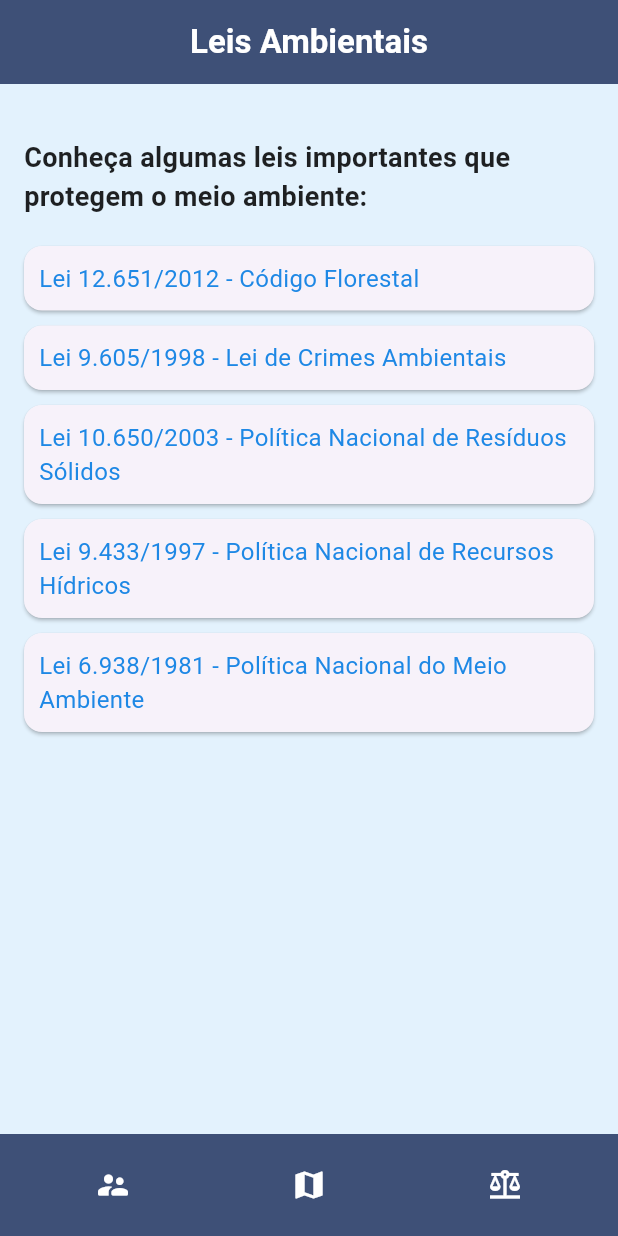
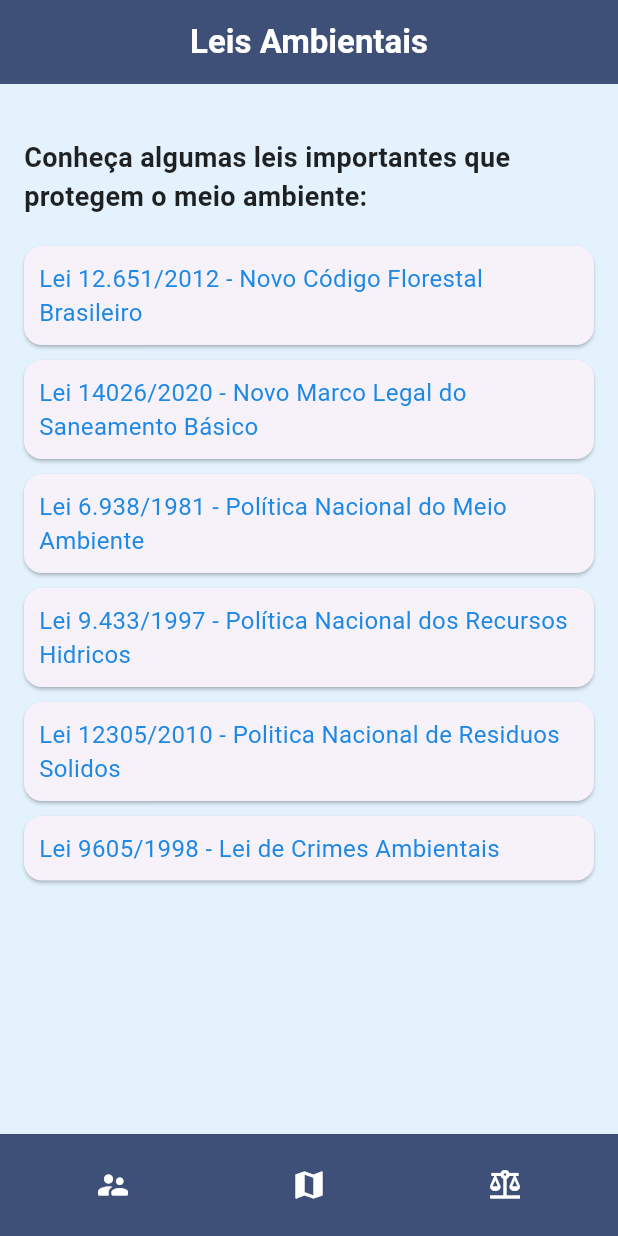
Before and after one commit to Sansaocarrasco/AlagaInfo, a Flutter app: the EnvironmentalLawsPage screen opened directly, on a phone screen of 412 x 824 dp. Run offline on Flutter 3.47's test engine with Material 3 defaults, Android fonts, the phone set to English and light mode, and no system bars; our stand-ins replace flutter_map, google_fonts, latlong2; missing offline and left inert: onboarding_intro_screen.

Commit message:
environmentalLawsPage

```diff
--- a/lib/EnvironmentalLawsPage.dart
+++ b/lib/EnvironmentalLawsPage.dart
@@ -4,11 +4,12 @@ import 'MapScreen.dart';
 
 class EnvironmentalLawsPage extends StatelessWidget {
   final List<String> laws = [
-    "Lei 12.651/2012 - Código Florestal",
-    "Lei 9.605/1998 - Lei de Crimes Ambientais",
-    "Lei 10.650/2003 - Política Nacional de Resíduos Sólidos",
-    "Lei 9.433/1997 - Política Nacional de Recursos Hídricos",
+    "Lei 12.651/2012 - Novo Código Florestal Brasileiro",
+    "Lei 14026/2020 - Novo Marco Legal do Saneamento Básico",
     "Lei 6.938/1981 - Política Nacional do Meio Ambiente",
+    "Lei 9.433/1997 - Política Nacional dos Recursos Hidricos",
+    "Lei 12305/2010 - Politica Nacional de Residuos Solidos",
+    "Lei 9605/1998 - Lei de Crimes Ambientais",
   ];
 
   @override
```
